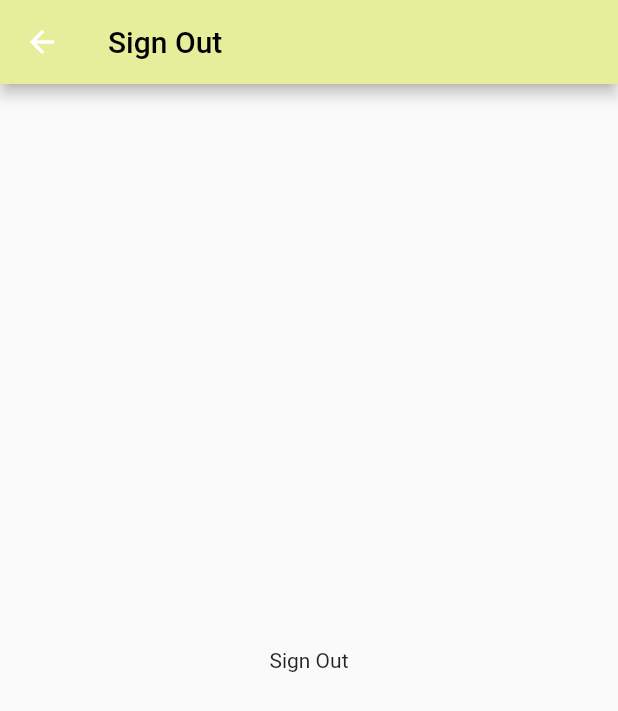
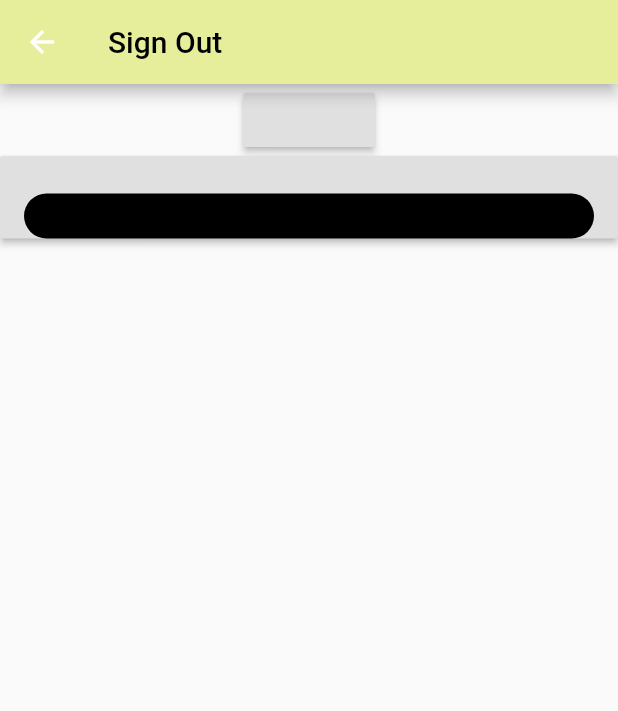
Before and after one commit to noor396/joud_app, a Flutter app: the SignOutScreen screen opened by its route, on a phone screen of 412 x 824 dp. Shown: the top 711 px of the screen. Run offline on Flutter 3.47's test engine with Material 2 defaults, Android fonts, the phone set to English and light mode, and no system bars; our stand-ins replace carousel_slider, cloud_firestore, firebase_auth, firebase_core, geolocator, google_maps_flutter and 2 more; missing offline and left inert: dart:html, geocoder; accounts and stored records are empty.

Commit message:
after_sign_out

```diff
--- a/joud_app/lib/screens/sign_out_screen.dart
+++ b/joud_app/lib/screens/sign_out_screen.dart
@@ -1,15 +1,74 @@
+import 'package:firebase_auth/firebase_auth.dart';
+import 'package:flutter/cupertino.dart';
 import 'package:flutter/material.dart';
+import 'package:flutter/rendering.dart';
+import 'package:joud_app/Authentication/login.dart';
+import 'dart:developer';
+
 class SignOutScreen extends StatelessWidget {
-  static const routeName ='/sign_out';
+  static const routeName = '/sign_out';
+  // double _screenWidth = MediaQuery.of(context).size.width;
+  //double _screenHeight = MediaQuery.of(context).size.height;
   @override
   Widget build(BuildContext context) {
     return Scaffold(
-        appBar: AppBar(
-        title: Text("Sign Out",style: TextStyle(color: Colors.black),),
-          backgroundColor: Color.fromRGBO(230, 238, 156, 1.0),
-    ),
-    body: Center(
-      child: Text("Sign Out"),
-    ),);
+      appBar: AppBar(
+        title: Text(
+          "Sign Out",
+          style: TextStyle(color: Colors.black),
+        ),
+        backgroundColor: Color.fromRGBO(230, 238, 156, 1.0),
+      ),
+
+      // child: Text("Sign Out"),
+      body: Column(
+        children: [
+          RaisedButton(
+            onPressed: () {
+              //signOutGoogle();
+
+              //  Navigator.of(context).pushAndRemoveUntil(
+              //     MaterialPageRoute(builder: (context) {
+              //   return LoginSc();
+              //}), ModalRoute.withName('/'));
+              // Navigator.of(context).pushNamed(LogInScreen.routeName);
+            },
+          ),
+          RaisedButton(
+            child: Container(
+              // width: _screenWidth / 2,
+              //height: _screenHeight / 18,
+              margin: EdgeInsets.only(top: 25),
+              decoration: BoxDecoration(
+                  borderRadius: BorderRadius.circular(20), color: Colors.black),
+              child: Center(
+                child: Row(
+                  mainAxisAlignment: MainAxisAlignment.spaceEvenly,
+                  children: <Widget>[
+                    Container(
+                      height: 30.0,
+                      width: 30.0,
+                      decoration: BoxDecoration(
+                        shape: BoxShape.circle,
+                      ),
+                    ),
+                  ],
+                ),
+              ),
+            ),
+            onPressed: () {
+              FirebaseAuth.instance.signOut().then((value) {
+                //Navigator.of(context).pushReplacementNamed('/LoginSc');
+                Navigator.pop(context);
+                Route route = MaterialPageRoute(builder: (c) => LoginSc());
+                Navigator.pushReplacement(context, route);
+              }).catchError((e) {
+                print(e);
+              });
+            },
+          ),
+        ],
+      ),
+    );
   }
 }
```
Also changed, not shown: joud_app/lib/Authentication/login.dart (+17 -5 lines), joud_app/lib/Widgets/main_drawer.dart (+1 -16 lines).
